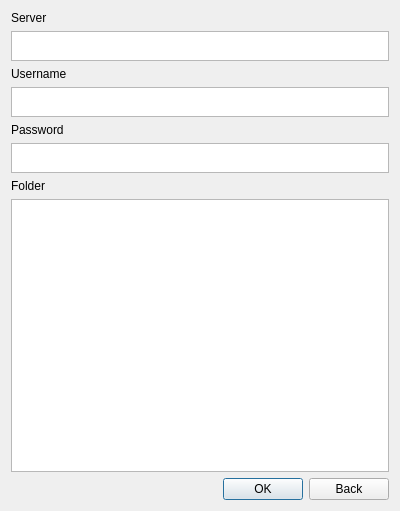
Qt form meg_runtime/ui/clonepanel.ui (ibedard16/Runtime) before a commit.
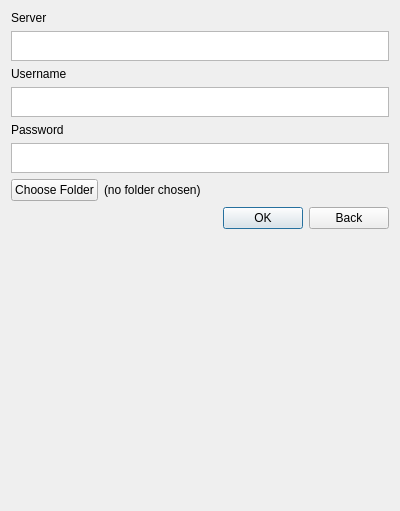
The same form after that commit.

Commit message: Fix part of file choosing in clone panel

```diff
--- a/meg_runtime/ui/clonepanel.ui
+++ b/meg_runtime/ui/clonepanel.ui
@@ -69,21 +69,35 @@
     </widget>
    </item>
    <item>
-    <widget class="QLabel" name="folderLabel">
+    <layout class="QHBoxLayout" name="horizontalLayout_2">
+     <item>
+      <widget class="QPushButton" name="chooseFolderButton">
      <property name="text">
-      <string>Folder</string>
+        <string>Choose Folder</string>
      </property>
     </widget>
    </item>
    <item>
-    <widget class="QTreeView" name="treeView">
-     <property name="minimumSize">
+      <widget class="QLabel" name="chosenDirectoryLabel">
+       <property name="text">
+        <string>(no folder chosen)</string>
+       </property>
+      </widget>
+     </item>
+     <item>
+      <spacer name="horizontalSpacer_3">
+       <property name="orientation">
+        <enum>Qt::Horizontal</enum>
+       </property>
+       <property name="sizeHint" stdset="0">
       <size>
-       <width>0</width>
-       <height>250</height>
-      </size>
-     </property>
-    </widget>
+         <width>40</width>
+         <height>20</height>
+        </size>
+       </property>
+      </spacer>
+     </item>
+    </layout>
    </item>
    <item>
     <widget class="QWidget" name="horizontalLayoutWidget" native="true">
@@ -142,6 +156,19 @@
      </layout>
     </widget>
    </item>
+   <item>
+    <spacer name="verticalSpacer">
+     <property name="orientation">
+      <enum>Qt::Vertical</enum>
+     </property>
+     <property name="sizeHint" stdset="0">
+      <size>
+       <width>20</width>
+       <height>40</height>
+      </size>
+     </property>
+    </spacer>
+   </item>
   </layout>
  </widget>
  <resources/>
```
Lines whose indentation alone changed are shown as unchanged. The commit also changes 2 other files.
